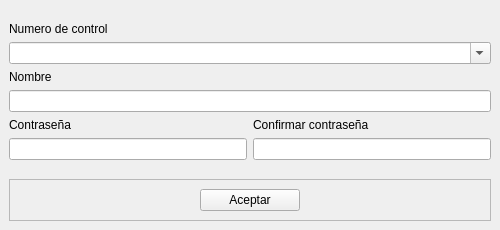
Ivan-Rosales/Lenguajes-de-interfaz, file Proyecto/UI computer/ui/crud.ui: the form before one commit.
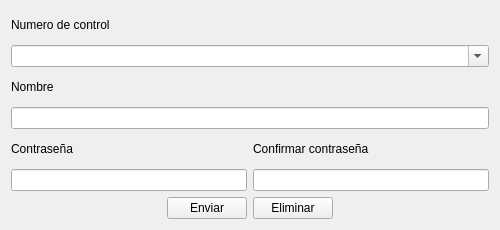
The form after the commit.

Patch:
```diff
--- a/Proyecto/UI computer/ui/crud.ui
+++ b/Proyecto/UI computer/ui/crud.ui
@@ -1,7 +1,7 @@
 <?xml version="1.0" encoding="UTF-8"?>
 <ui version="4.0">
- <class>MainWindow</class>
- <widget class="QMainWindow" name="MainWindow">
+ <class>Form</class>
+ <widget class="QWidget" name="Form">
   <property name="geometry">
    <rect>
     <x>0</x>
@@ -11,110 +11,86 @@
    </rect>
   </property>
   <property name="windowTitle">
-   <string>MainWindow</string>
-  </property>
-  <widget class="QWidget" name="centralwidget">
-   <property name="styleSheet">
-    <string notr="true"/>
+   <string>Form</string>
    </property>
    <layout class="QGridLayout" name="gridLayout">
-    <item row="5" column="0" colspan="2">
-     <widget class="QLineEdit" name="name"/>
-    </item>
     <item row="0" column="0" colspan="2">
-     <spacer name="verticalSpacer">
-      <property name="orientation">
-       <enum>Qt::Vertical</enum>
-      </property>
-      <property name="sizeHint" stdset="0">
-       <size>
-        <width>20</width>
-        <height>40</height>
-       </size>
-      </property>
-     </spacer>
-    </item>
-    <item row="6" column="0">
-     <widget class="QLabel" name="label_3">
+    <widget class="QLabel" name="label">
       <property name="text">
-       <string>Contraseña</string>
+      <string>Numero de control</string>
       </property>
      </widget>
     </item>
-    <item row="9" column="0" colspan="2">
-     <spacer name="verticalSpacer_2">
-      <property name="orientation">
-       <enum>Qt::Vertical</enum>
-      </property>
-      <property name="sizeHint" stdset="0">
-       <size>
-        <width>20</width>
-        <height>40</height>
-       </size>
-      </property>
-     </spacer>
+   <item row="8" column="1">
+    <widget class="QLineEdit" name="lineEdit_4"/>
     </item>
     <item row="3" column="0" colspan="2">
-     <widget class="QComboBox" name="numCon">
-      <property name="editable">
-       <bool>true</bool>
-      </property>
-     </widget>
-    </item>
-    <item row="6" column="1">
+    <widget class="QLineEdit" name="lineEdit_2"/>
+   </item>
+   <item row="7" column="1">
      <widget class="QLabel" name="label_4">
       <property name="text">
        <string>Confirmar contraseña</string>
       </property>
      </widget>
     </item>
-    <item row="7" column="1">
-     <widget class="QLineEdit" name="cpassword"/>
-    </item>
-    <item row="4" column="0">
+   <item row="7" column="0">
+    <widget class="QLabel" name="label_3">
+     <property name="text">
+      <string>Contraseña</string>
+     </property>
+    </widget>
+   </item>
+   <item row="2" column="0" colspan="2">
      <widget class="QLabel" name="label_2">
       <property name="text">
        <string>Nombre</string>
       </property>
      </widget>
     </item>
-    <item row="7" column="0">
-     <widget class="QLineEdit" name="password"/>
-    </item>
-    <item row="2" column="0">
-     <widget class="QLabel" name="label">
-      <property name="text">
-       <string>Numero de control</string>
+   <item row="8" column="0">
+    <widget class="QLineEdit" name="lineEdit_3"/>
+   </item>
+   <item row="1" column="0" colspan="2">
+    <widget class="QComboBox" name="comboBox">
+     <property name="editable">
+      <bool>true</bool>
       </property>
      </widget>
     </item>
-    <item row="10" column="0" colspan="2">
-     <widget class="QFrame" name="frame">
-      <property name="frameShape">
-       <enum>QFrame::StyledPanel</enum>
-      </property>
-      <property name="frameShadow">
-       <enum>QFrame::Raised</enum>
-      </property>
-      <layout class="QGridLayout" name="gridLayout_2">
-       <item row="0" column="0">
-        <widget class="QPushButton" name="submit">
+   <item row="10" column="0" alignment="Qt::AlignRight">
+    <widget class="QPushButton" name="pushButton">
+     <property name="sizePolicy">
+      <sizepolicy hsizetype="Maximum" vsizetype="Maximum">
+       <horstretch>0</horstretch>
+       <verstretch>0</verstretch>
+      </sizepolicy>
+     </property>
          <property name="maximumSize">
           <size>
-           <width>100</width>
+       <width>16777215</width>
            <height>16777215</height>
           </size>
          </property>
          <property name="text">
-          <string>Aceptar</string>
+      <string>Enviar</string>
          </property>
         </widget>
        </item>
-      </layout>
+   <item row="10" column="1">
+    <widget class="QPushButton" name="pushButton_2">
+     <property name="sizePolicy">
+      <sizepolicy hsizetype="Maximum" vsizetype="Maximum">
+       <horstretch>0</horstretch>
+       <verstretch>0</verstretch>
+      </sizepolicy>
+     </property>
+     <property name="text">
+      <string>Eliminar</string>
+     </property>
      </widget>
     </item>
    </layout>
-  </widget>
  </widget>
  <resources/>
  <connections/>
```
Lines whose indentation alone changed are shown as unchanged.
